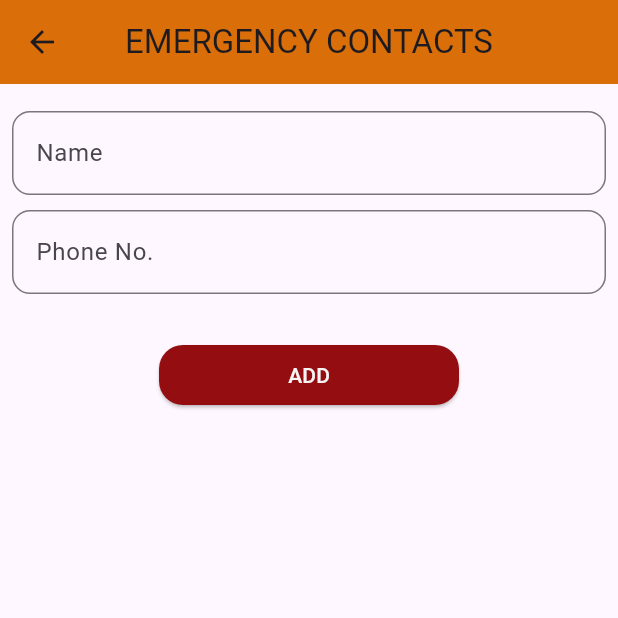
After one commit to SHEcurity4/SHEcurityApp, a Flutter app: the Emergencycontact screen opened directly, on a phone screen of 412 x 824 dp, the top half of it. The commit adds this screen. Run offline on Flutter 3.47's test engine with Material 3 defaults, Android fonts, the phone set to English and light mode, and no system bars.

Commit message:
first commit

```diff
--- /dev/null
+++ b/lib/emergencycontact.dart
@@ -0,0 +1,58 @@
+import 'package:flutter/material.dart';
+
+class Emergencycontact extends StatelessWidget {
+   Emergencycontact({super.key});
+
+  @override
+  Widget build(BuildContext context) {
+    return Scaffold(
+    appBar: AppBar(
+        title: Text('EMERGENCY CONTACTS'),
+        centerTitle: true,
+        backgroundColor: const Color.fromARGB(255, 218, 110, 9),
+      ),
+      body: Padding(
+        padding: const EdgeInsets.all(8.0),
+        child: SingleChildScrollView(
+          child: Column(
+            children: [
+            SizedBox(height: 10,),
+            TextFormField(
+
+              decoration: InputDecoration(
+                    labelText: 'Name',
+                    border: OutlineInputBorder(
+                      borderRadius: BorderRadius.circular(12),
+                    ),
+                  ),
+            ),
+            SizedBox(height: 10,),
+             TextFormField(
+              decoration: InputDecoration(
+                    labelText: 'Phone No.',
+                    border: OutlineInputBorder(
+                      borderRadius: BorderRadius.circular(12),
+                    ),
+                  ),
+            ),
+
+          SizedBox(height: 30),
+            ElevatedButton(
+              onPressed: () {},
+              child: Text('ADD'),
+              style: ElevatedButton.styleFrom(
+                backgroundColor: const Color.fromARGB(255, 148, 13, 17),
+                foregroundColor: const Color.fromARGB(255, 246, 244, 244),
+                minimumSize: Size(200, 40),
+                shape: RoundedRectangleBorder(borderRadius: BorderRadiusGeometry.circular(16))
+              ),
+            ),
+
+            ]
+          )
+        )
+
+      )
+    );
+  }
+}
--- a/lib/main.dart
+++ b/lib/main.dart
@@ -1,4 +1,7 @@
 import 'package:flutter/material.dart';
+import 'package:shecurity/complaint.dart';
+import 'package:shecurity/emergencycontact.dart';
+import 'package:shecurity/feedback.dart';
 import 'package:shecurity/login.dart';
 import 'package:shecurity/register.dart';
 
@@ -33,7 +36,7 @@ class MyApp extends StatelessWidget {
         // tested with just a hot reload.
         colorScheme: ColorScheme.fromSeed(seedColor: Colors.deepPurple),
       ),
-      home: RegisterPage()
+      home: Complaints()
     );
   }
 }
```
Also changed, not shown: lib/complaint.dart (added, +47 -0 lines), lib/feedback.dart (added, +45 -0 lines), lib/register.dart (+10 -3 lines).
